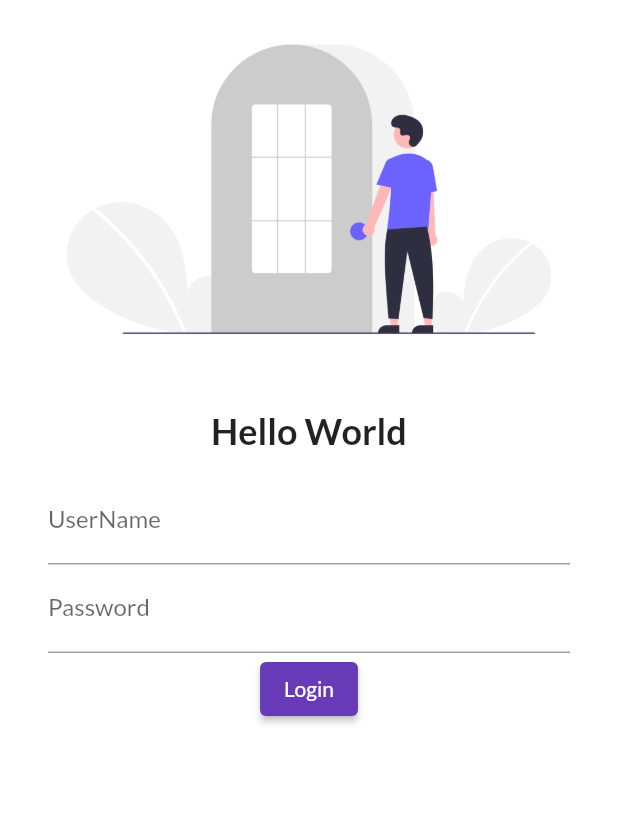
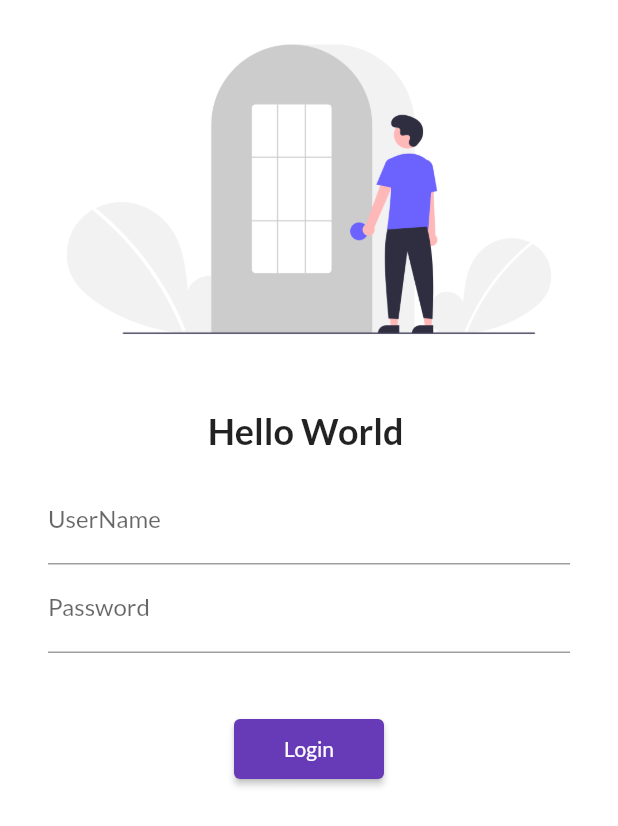
Before and after one commit to Asim-2000/Flut-Weather, a Flutter app: the screen it shows after launch, on a phone screen of 412 x 824 dp. Shown: the top 826 px of the screen. Run offline on Flutter 3.47's test engine with Material 2 defaults, Android fonts, the phone set to English and light mode, and no system bars; our stand-ins replace google_fonts.

Commit message:
👌 IMPROVE: changed login to stateful

```diff
--- a/lib/main.dart
+++ b/lib/main.dart
@@ -15,8 +15,11 @@ class MyApp extends StatelessWidget {
       theme: ThemeData(
           primarySwatch: Colors.deepPurple,
           fontFamily: GoogleFonts.lato().fontFamily),
-      home: Login(),
-      // routes: {Login.routeName: (context) => Login()},
+      initialRoute: Login.routeName,
+      routes: {
+        HomeScreen.routeName: (context) => HomeScreen(),
+        Login.routeName: (context) => Login()
+      },
     );
   }
 }
--- /dev/null
+++ b/lib/routes/routes.dart
@@ -0,0 +1,4 @@
+// class MyRoutes {
+//   static final String homeRoute = "/home";
+//   static final String loginRoute = "login";
+// }
--- a/lib/screens/home-screen.dart
+++ b/lib/screens/home-screen.dart
@@ -1,7 +1,7 @@
 import 'package:flutter/material.dart';
 
 class HomeScreen extends StatelessWidget {
-  static final String routeName = "/";
+  static final String routeName = "/home";
   @override
   Widget build(BuildContext context) {
     return Material(
--- a/lib/screens/login-screen.dart
+++ b/lib/screens/login-screen.dart
@@ -1,26 +1,44 @@
+// import 'package:catalog_app/routes/routes.dart';
+import 'package:catalog_app/screens/home-screen.dart';
 import 'package:flutter/material.dart';
 
-class Login extends StatelessWidget {
+class Login extends StatefulWidget {
   static final String routeName = "/login";
+
+  @override
+  _LoginState createState() => _LoginState();
+}
+
+class _LoginState extends State<Login> {
+  String Name = "";
   @override
   Widget build(BuildContext context) {
     return Material(
         color: Colors.white,
+        child: SingleChildScrollView(
           child: Column(
             children: [
-            Image.asset('assets/images/login.png', fit: BoxFit.cover),
+              Image.asset(
+                'assets/images/login.png',
+                fit: BoxFit.cover,
+              ),
               SizedBox(
                 height: 20.0,
               ),
               Text(
-              "Hello World",
+                "Hello World $Name",
                 style: TextStyle(fontSize: 24, fontWeight: FontWeight.bold),
               ),
               Padding(
-              padding:
-                  const EdgeInsets.symmetric(horizontal: 32.0, vertical: 16.0),
+                padding: const EdgeInsets.symmetric(
+                    horizontal: 32.0, vertical: 16.0),
                 child: Column(children: [
                   TextFormField(
+                    onChanged: (value) {
+                      Name = value;
+                      setState(
+                          () {}); // setState calls build method again i.e it re renders UI
+                    },
                     decoration: InputDecoration(
                         hintText: "Enter UserName", labelText: "UserName"),
                   ),
@@ -29,16 +47,18 @@ class Login extends StatelessWidget {
                     decoration: InputDecoration(
                         hintText: "Enter Password", labelText: "Password"),
                   ),
+                  SizedBox(height: 40.0),
                   ElevatedButton(
                     onPressed: () {
-                    print("Hello World");
+                      Navigator.pushNamed(context, HomeScreen.routeName);
                     },
                     child: Text("Login"),
-                  style: TextButton.styleFrom(),
+                    style: TextButton.styleFrom(minimumSize: Size(100, 40)),
                   )
                 ]),
               )
             ],
+          ),
         ));
   }
 }
```
Lines whose indentation alone changed are shown as unchanged.
